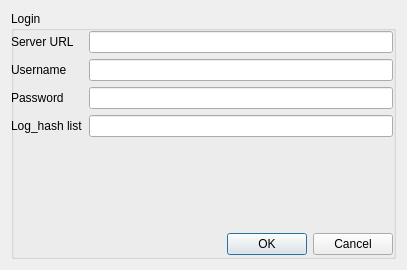
First picture: the form in Azenqos/login_dialog.ui, repository meritechsolutions/azenqos_qgis_plugin, before the edit.
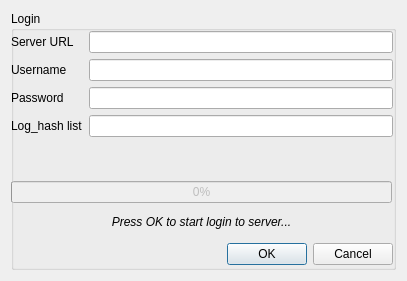
Second picture: the form after the edit.

Commit message: can login to server, can start dump to db zip on server, didnt dl db zip yet TODO

```diff
--- a/Azenqos/login_dialog.ui
+++ b/Azenqos/login_dialog.ui
@@ -7,7 +7,7 @@
     <x>0</x>
     <y>0</y>
     <width>407</width>
-    <height>270</height>
+    <height>281</height>
    </rect>
   </property>
   <property name="windowTitle">
@@ -25,7 +25,7 @@
         <x>0</x>
         <y>0</y>
         <width>382</width>
-        <height>171</height>
+        <height>180</height>
        </rect>
       </property>
       <layout class="QFormLayout" name="formLayout">
@@ -81,7 +81,7 @@
       <property name="geometry">
        <rect>
         <x>0</x>
-        <y>220</y>
+        <y>230</y>
         <width>382</width>
         <height>27</height>
        </rect>
@@ -93,6 +93,49 @@
        <set>QDialogButtonBox::Cancel|QDialogButtonBox::Ok</set>
       </property>
      </widget>
+     <widget class="QWidget" name="verticalLayoutWidget">
+      <property name="geometry">
+       <rect>
+        <x>0</x>
+        <y>170</y>
+        <width>381</width>
+        <height>64</height>
+       </rect>
+      </property>
+      <layout class="QVBoxLayout" name="verticalLayout_2">
+       <property name="bottomMargin">
+        <number>10</number>
+       </property>
+       <item>
+        <widget class="QProgressBar" name="progressbar">
+         <property name="enabled">
+          <bool>false</bool>
+         </property>
+         <property name="value">
+          <number>0</number>
+         </property>
+        </widget>
+       </item>
+       <item>
+        <widget class="QLabel" name="label_status">
+         <property name="font">
+          <font>
+           <italic>true</italic>
+          </font>
+         </property>
+         <property name="layoutDirection">
+          <enum>Qt::LeftToRight</enum>
+         </property>
+         <property name="text">
+          <string>Press OK to start login to server...</string>
+         </property>
+         <property name="alignment">
+          <set>Qt::AlignCenter</set>
+         </property>
+        </widget>
+       </item>
+      </layout>
+     </widget>
     </widget>
    </item>
   </layout>
```
Left out of the diff: 24 changed lines with no effect on the pictures. The commit also changes 5 other files.
